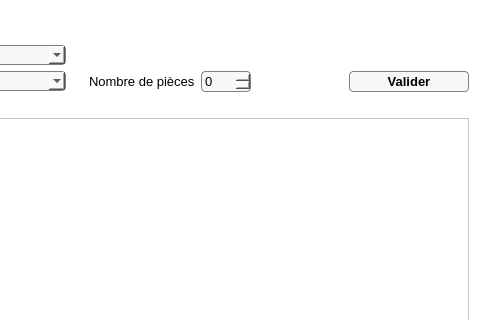
The window that Interface/FenetresEnUI/Piece.ui (ProjetPC2/SIMM2.0-DEV) describes before a commit, drawn with Qt 5; both pictures show x 576 to 1056 and y 0 to 320 of the 1056 by 852 pixel window.
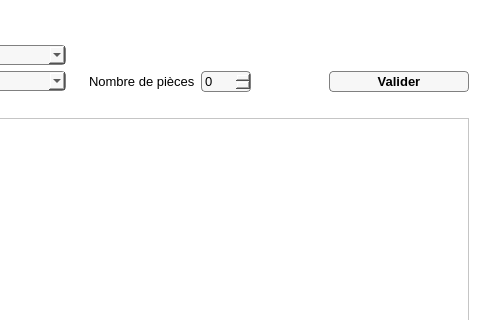
The same window after the commit. Icons and pictures are not drawn.

Commit message: Modification fenetre Piece (ajout image)

```diff
--- a/Interface/FenetresEnUI/Piece.ui
+++ b/Interface/FenetresEnUI/Piece.ui
@@ -311,7 +311,7 @@
     <widget class="QPushButton" name="BoutonValider">
      <property name="minimumSize">
       <size>
-       <width>120</width>
+       <width>140</width>
        <height>20</height>
       </size>
      </property>
```
Left out of the diff: 2 changed lines with no effect on the pictures. The commit also changes 2 other files.
